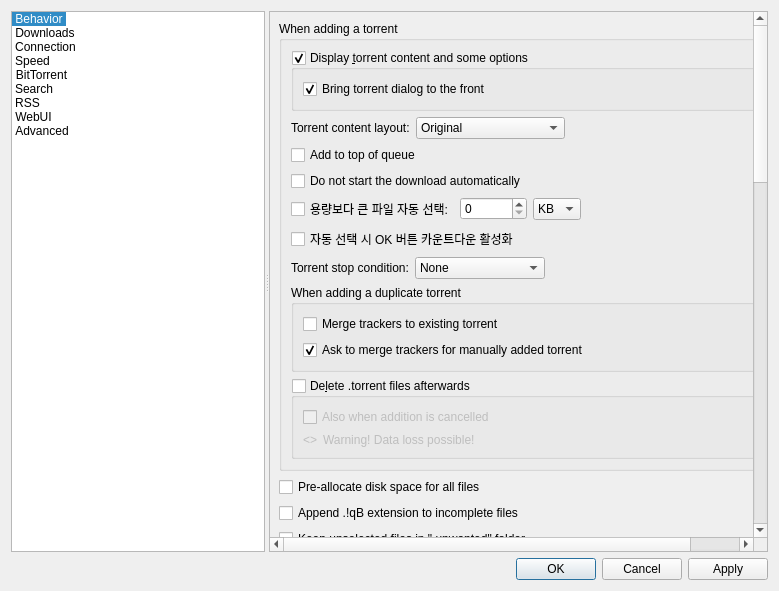
First picture: the form in src/gui/optionsdialog.ui, repository bjiyoung/qbittorrent-5.2.0, before the edit.
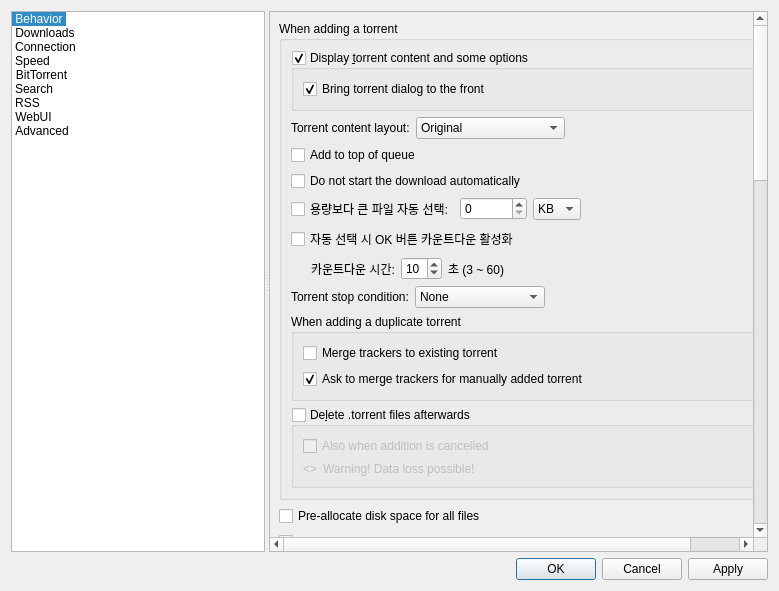
Second picture: the form after the edit. The open tabs and pages were chosen to show the change. Icons and pictures are not drawn. Custom widgets are drawn as their Qt base class.

Commit message: Add countdown seconds setting

Patch:
```diff
--- a/src/gui/optionsdialog.ui
+++ b/src/gui/optionsdialog.ui
@@ -1119,6 +1119,66 @@
                  </property>
                 </widget>
                </item>
+               <item>
+                <layout class="QHBoxLayout" name="countdownSecondsLayout">
+                 <item>
+                  <spacer name="countdownIndentSpacer">
+                   <property name="orientation">
+                    <enum>Qt::Orientation::Horizontal</enum>
+                   </property>
+                   <property name="sizeType">
+                    <enum>QSizePolicy::Policy::Fixed</enum>
+                   </property>
+                   <property name="sizeHint" stdset="0">
+                    <size>
+                     <width>20</width>
+                     <height>0</height>
+                    </size>
+                   </property>
+                  </spacer>
+                 </item>
+                 <item>
+                  <widget class="QLabel" name="labelCountdownSeconds">
+                   <property name="text">
+                    <string>카운트다운 시간:</string>
+                   </property>
+                  </widget>
+                 </item>
+                 <item>
+                  <widget class="QSpinBox" name="spinCountdownSeconds">
+                   <property name="minimum">
+                    <number>3</number>
+                   </property>
+                   <property name="maximum">
+                    <number>60</number>
+                   </property>
+                   <property name="value">
+                    <number>10</number>
+                   </property>
+                  </widget>
+                 </item>
+                 <item>
+                  <widget class="QLabel" name="labelCountdownSecondsUnit">
+                   <property name="text">
+                    <string>초 (3 ~ 60)</string>
+                   </property>
+                  </widget>
+                 </item>
+                 <item>
+                  <spacer name="countdownSecondsSpacer">
+                   <property name="orientation">
+                    <enum>Qt::Orientation::Horizontal</enum>
+                   </property>
+                   <property name="sizeHint" stdset="0">
+                    <size>
+                     <width>40</width>
+                     <height>0</height>
+                    </size>
+                   </property>
+                  </spacer>
+                 </item>
+                </layout>
+               </item>
                <item>
                 <layout class="QHBoxLayout" name="stopConditionLayout">
                  <item>
```
The commit also changes 2 other files.
